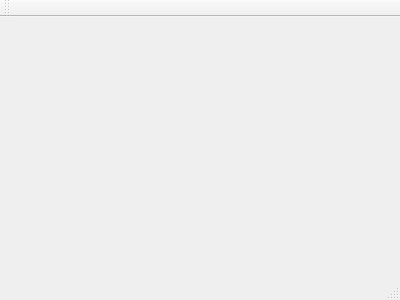
Qt form pixelatrclientwindow.ui (massicotteg/CLL-PixelATRClient) before a commit.
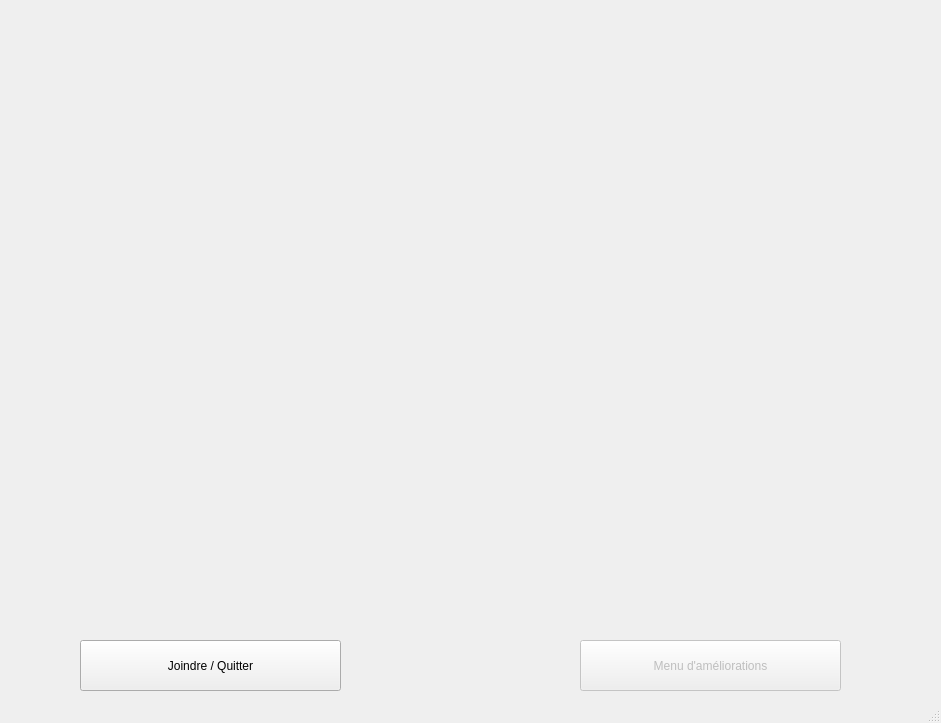
The same form after that commit.

Commit message: Fonte de l'interface graphique, ajout du dialogue Joindre

What changed in the file:
```diff
--- a/pixelatrclientwindow.ui
+++ b/pixelatrclientwindow.ui
@@ -1,24 +1,73 @@
 <ui version="4.0">
  <class>PixelATRClientWindow</class>
- <widget class="QMainWindow" name="PixelATRClientWindow" >
-  <property name="geometry" >
+ <widget class="QMainWindow" name="PixelATRClientWindow">
+  <property name="geometry">
    <rect>
     <x>0</x>
     <y>0</y>
-    <width>400</width>
-    <height>300</height>
+    <width>941</width>
+    <height>723</height>
    </rect>
   </property>
-  <property name="windowTitle" >
+  <property name="sizePolicy">
+   <sizepolicy hsizetype="Fixed" vsizetype="Fixed">
+    <horstretch>0</horstretch>
+    <verstretch>0</verstretch>
+   </sizepolicy>
+  </property>
+  <property name="windowTitle">
    <string>PixelATRClientWindow</string>
   </property>
-  <widget class="QMenuBar" name="menuBar" />
-  <widget class="QToolBar" name="mainToolBar" />
-  <widget class="QWidget" name="centralWidget" />
-  <widget class="QStatusBar" name="statusBar" />
+  <widget class="QWidget" name="centralWidget">
+   <widget class="QFrame" name="frameCommandes">
+    <property name="geometry">
+     <rect>
+      <x>0</x>
+      <y>630</y>
+      <width>941</width>
+      <height>71</height>
+     </rect>
+    </property>
+    <property name="frameShape">
+     <enum>QFrame::NoFrame</enum>
+    </property>
+    <property name="frameShadow">
+     <enum>QFrame::Raised</enum>
+    </property>
+    <widget class="QPushButton" name="btnJoindreQuitter">
+     <property name="geometry">
+      <rect>
+       <x>80</x>
+       <y>10</y>
+       <width>261</width>
+       <height>51</height>
+      </rect>
+     </property>
+     <property name="text">
+      <string>Joindre / Quitter</string>
+     </property>
+    </widget>
+    <widget class="QPushButton" name="btnAmeliorations">
+     <property name="enabled">
+      <bool>false</bool>
+     </property>
+     <property name="geometry">
+      <rect>
+       <x>580</x>
+       <y>10</y>
+       <width>261</width>
+       <height>51</height>
+      </rect>
+     </property>
+     <property name="text">
+      <string>Menu d'améliorations</string>
+     </property>
+    </widget>
+   </widget>
+  </widget>
+  <widget class="QStatusBar" name="statusBar"/>
  </widget>
- <layoutDefault spacing="6" margin="11" />
- <pixmapfunction></pixmapfunction>
+ <layoutdefault spacing="6" margin="11"/>
  <resources/>
  <connections/>
 </ui>
```
Left out of the diff: 1 changed line with no effect on the pictures. The commit also changes 4 other files.
